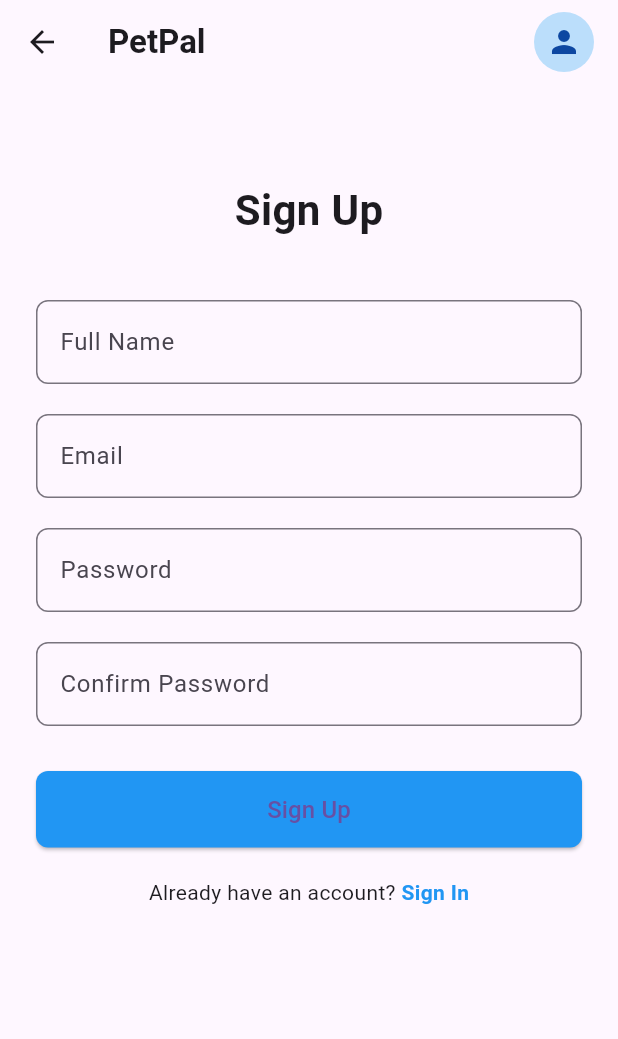
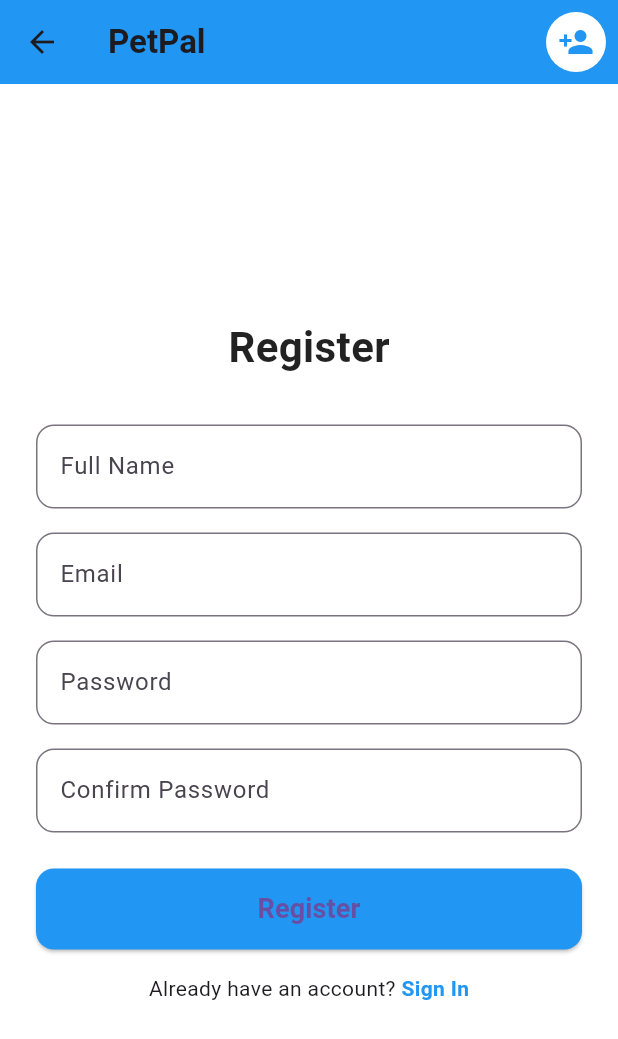
Before and after one commit to kilewin021105/PET-PAL, a Flutter app: the screen it shows after launch, after a tap on "Register", on a phone screen of 412 x 824 dp. Shown: the top 1039 px of the screen. Run offline on Flutter 3.47's test engine with Material 3 defaults, Android fonts, the light colour scheme and no system bars; our stand-ins replace supabase_flutter; accounts and stored records are empty; network calls fail.

Commit message:
mao ni openon ninyo

```diff
--- a/lib/LoginForms/Signup.dart
+++ b/lib/LoginForms/Signup.dart
@@ -1,100 +1,99 @@
 import 'package:flutter/material.dart';
-import 'login.dart'; // Import login screen
-import 'package:hive/hive.dart';
-class SignUpScreen extends StatelessWidget {
-  final TextEditingController nameController = TextEditingController();
+import 'package:supabase_flutter/supabase_flutter.dart';
+
+class SignUpScreen extends StatefulWidget {
+  @override
+  _SignUpScreenState createState() => _SignUpScreenState();
+}
+
+class _SignUpScreenState extends State<SignUpScreen> {
+  final TextEditingController fullnameController = TextEditingController();
   final TextEditingController emailController = TextEditingController();
   final TextEditingController passwordController = TextEditingController();
-  final TextEditingController confirmPasswordController = TextEditingController();
+  final TextEditingController confirmController = TextEditingController();
+  final supabase = Supabase.instance.client;
 
-  void registerUser(BuildContext context) async {
-    var userBox = await Hive.openBox('usersBox');
-    final String name = nameController.text.trim();
-    final String email = emailController.text.trim();
-    final String password = passwordController.text.trim();
-    final String confirmPassword = confirmPasswordController.text.trim();
+  bool isLoading = false;
 
-    if (name.isEmpty || email.isEmpty || password.isEmpty || confirmPassword.isEmpty) {
+  Future<void> signUp() async {
+    if (passwordController.text.trim() != confirmController.text.trim()) {
       ScaffoldMessenger.of(context).showSnackBar(
-        SnackBar(content: Text("Please fill in all fields")),
-      );
-      return;
-  }
-  if(userBox.containsKey(email)) {
-      ScaffoldMessenger.of(context).showSnackBar(
-        SnackBar(content: Text("Email already registered")),
-      );
-      return;
-    }
-    if (password != confirmPassword) {
-      ScaffoldMessenger.of(context).showSnackBar(
-        SnackBar(content: Text("Passwords do not match")),
+        SnackBar(content: Text("❌ Passwords do not match")),
       );
       return;
     }
 
-     userBox = await Hive.openBox('usersBox');
-    await userBox.put(email, {'name': name, 'password': password});
+    setState(() => isLoading = true);
 
-    print("User registered successfully");
+    try {
+      final response = await supabase.auth.signUp(
+        email: emailController.text.trim(),
+        password: passwordController.text.trim(),
+      );
 
-    // Navigate to login screen
-    Navigator.pushReplacement(
-      context,
-      MaterialPageRoute(builder: (context) => SignInScreen()),
+      if (response.user != null) {
+        ScaffoldMessenger.of(context).showSnackBar(
+          SnackBar(content: Text("✅ Account created successfully")),
         );
+        Navigator.pop(context); // go back to Sign In
       }
+    } on AuthException catch (e) {
+      ScaffoldMessenger.of(context).showSnackBar(
+        SnackBar(content: Text("❌ ${e.message}")),
+      );
+    } finally {
+      setState(() => isLoading = false);
+    }
+  }
+
   @override
   Widget build(BuildContext context) {
     return Scaffold(
+      backgroundColor: Colors.white,
       appBar: AppBar(
         title: Text("PetPal", style: TextStyle(fontWeight: FontWeight.bold)),
+        backgroundColor: Colors.blue,
         actions: [
           Padding(
-            padding: const EdgeInsets.only(right: 16.0),
+            padding: const EdgeInsets.all(8.0),
             child: CircleAvatar(
-              backgroundColor: Colors.blue[100],
-              child: Icon(Icons.person, color: Colors.blue[900]),
+              backgroundColor: Colors.white,
+              child: Icon(Icons.person_add, color: Colors.blue),
             ),
-          ),
+          )
         ],
       ),
       body: Padding(
         padding: const EdgeInsets.all(24.0),
-        child: SingleChildScrollView(
         child: Column(
-            crossAxisAlignment: CrossAxisAlignment.center,
+          mainAxisAlignment: MainAxisAlignment.center,
           children: [
-              SizedBox(height: 40),
-              Text(
-                "Sign Up",
-                style: TextStyle(fontSize: 28, fontWeight: FontWeight.bold),
-              ),
-              SizedBox(height: 40),
-
-              // Full Name
+            Text("Register",
+                style: TextStyle(
+                    fontSize: 28,
+                    fontWeight: FontWeight.bold,
+                    color: Colors.black87)),
+            SizedBox(height: 32),
+            //fullname
             TextField(
-                controller: nameController,
+              controller: fullnameController,
               decoration: InputDecoration(
                 labelText: "Full Name",
                 border: OutlineInputBorder(
-                    borderRadius: BorderRadius.circular(8),
+                    borderRadius: BorderRadius.circular(12)),
               ),
             ),
-              ),
-              SizedBox(height: 20),
-
+            SizedBox(height: 16),
             // Email
             TextField(
               controller: emailController,
               decoration: InputDecoration(
                 labelText: "Email",
                 border: OutlineInputBorder(
-                    borderRadius: BorderRadius.circular(8),
+                    borderRadius: BorderRadius.circular(12)),
               ),
             ),
-              ),
-              SizedBox(height: 20),
+            SizedBox(height: 16),
 
             // Password
             TextField(
@@ -103,69 +102,62 @@ class SignUpScreen extends StatelessWidget {
               decoration: InputDecoration(
                 labelText: "Password",
                 border: OutlineInputBorder(
-                    borderRadius: BorderRadius.circular(8),
+                    borderRadius: BorderRadius.circular(12)),
               ),
             ),
-              ),
-              SizedBox(height: 20),
+            SizedBox(height: 16),
 
             // Confirm Password
             TextField(
-                controller: confirmPasswordController,
+              controller: confirmController,
               obscureText: true,
               decoration: InputDecoration(
                 labelText: "Confirm Password",
                 border: OutlineInputBorder(
-                    borderRadius: BorderRadius.circular(8),
+                    borderRadius: BorderRadius.circular(12)),
               ),
             ),
-              ),
-              SizedBox(height: 30),
+            SizedBox(height: 24),
 
             // Sign Up Button
             SizedBox(
               width: double.infinity,
               child: ElevatedButton(
-                  onPressed: () => registerUser(context),
-                  child: Text("Sign Up", style: TextStyle(fontSize: 16)),
+                onPressed: isLoading ? null : signUp,
                 style: ElevatedButton.styleFrom(
+                  backgroundColor: Colors.blue,
                   padding: EdgeInsets.symmetric(vertical: 14),
                   shape: RoundedRectangleBorder(
-                      borderRadius: BorderRadius.circular(8),
+                      borderRadius: BorderRadius.circular(12)),
                 ),
-                    backgroundColor: Colors.blue,
+                child: isLoading
+                    ? CircularProgressIndicator(color: Colors.white)
+                    : Text("Register",
+                        style: TextStyle(
+                            fontSize: 18, fontWeight: FontWeight.bold)),
               ),
             ),
-              ),
-              SizedBox(height: 20),
 
-              // Sign In Link
+            SizedBox(height: 16),
+
+            // Back to Sign In
             Row(
               mainAxisAlignment: MainAxisAlignment.center,
               children: [
                 Text("Already have an account? "),
                 GestureDetector(
                   onTap: () {
-                      Navigator.pushReplacement(
-                        context,
-                        MaterialPageRoute(builder: (context) => SignInScreen()),
-                      );
+                    Navigator.pop(context);
                   },
-                    child: Text(
-                      "Sign In",
+                  child: Text("Sign In",
                       style: TextStyle(
-                          color: Colors.blue, fontWeight: FontWeight.bold),
-                    ),
+                          color: Colors.blue, fontWeight: FontWeight.bold)),
                 ),
               ],
-              ),
+            )
           ],
         ),
       ),
-      ),
-
-      // Bottom Navigation
-
     );
   }
 }
--- a/lib/LoginForms/login.dart
+++ b/lib/LoginForms/login.dart
@@ -1,79 +1,77 @@
 import 'package:flutter/material.dart';
-import 'package:flutter_application_1/LoginForms/Signup.dart';
-import 'package:hive/hive.dart';
-import 'package:flutter_application_1/main.dart';
+import 'package:flutter_application_1/LoginForms/signup.dart';
+import 'package:flutter_application_1/main.dart'; // <-- Make sure MainScreen is here
+import 'package:supabase_flutter/supabase_flutter.dart';
 
-void main() {
-  runApp(PetPalApp());
-
+class SignInScreen extends StatefulWidget {
+  @override
+  _SignInScreenState createState() => _SignInScreenState();
 }
 
-class PetPalApp extends StatelessWidget {
+class _SignInScreenState extends State<SignInScreen> {
+  final TextEditingController emailController = TextEditingController();
+  final TextEditingController passwordController = TextEditingController();
+  final supabase = Supabase.instance.client;
 
+  bool isLoading = false;
 
+  Future<void> signIn(String email, String password) async {
+    setState(() => isLoading = true);
 
+    try {
+      final response = await supabase.auth.signInWithPassword(
+        email: emailController.text.trim(),
+        password: passwordController.text.trim(),
+      );
+
+      if (response.session != null) {
+        ScaffoldMessenger.of(context).showSnackBar(
+          SnackBar(content: Text("✅ Signed in successfully")),
+        );
+
+        // 🔹 Navigate to MainScreen after login
+        Navigator.pushReplacement(
+          context,
+          MaterialPageRoute(builder: (context) => MainScreen()),
+        );
+      }
+    } on AuthException catch (e) {
+      ScaffoldMessenger.of(context).showSnackBar(
+        SnackBar(content: Text("❌ ${e.message}")),
+      );
+    } finally {
+      setState(() => isLoading = false);
+    }
+  }
 
   @override
   Widget build(BuildContext context) {
-    return MaterialApp(
-      title: 'PetPal',
-      theme: ThemeData(primarySwatch: Colors.blue),
-      home: SignInScreen(),
-      debugShowCheckedModeBanner: false,
-    );
-  }
-}
-
-class SignInScreen extends StatelessWidget {
-  final TextEditingController emailController = TextEditingController();
-  final TextEditingController passwordController = TextEditingController();
-
-  SignInScreen({super.key});
-void loginUser(BuildContext context) async {
-    var userBox = await Hive.openBox('usersBox');
-
-    String email = emailController.text;
-    String password = passwordController.text;
-
-   if(userBox.containsKey(email)) {
-      var userData = userBox.get(email);
-      if(userData['password'] == password) {
-        print("Login successful");
-        // Navigate to main app screen
-        Navigator.pushReplacement(context, MaterialPageRoute(builder: (context) => MainScreen()));
-      } else {
-        print("Incorrect password");
-      }
-    } else {
-      print("User not found");
-    }
-  }
-  @override
-  Widget build(BuildContext context) {
     return Scaffold(
+      backgroundColor: Colors.white,
       appBar: AppBar(
         title: Text("PetPal", style: TextStyle(fontWeight: FontWeight.bold)),
+        backgroundColor: Colors.blue,
         actions: [
           Padding(
-            padding: const EdgeInsets.only(right: 16.0),
+            padding: const EdgeInsets.all(8.0),
             child: CircleAvatar(
-              backgroundColor: Colors.blue[100],
-              child: Icon(Icons.person, color: Colors.blue[900]),
+              backgroundColor: Colors.white,
+              child: Icon(Icons.person, color: Colors.blue),
             ),
-          ),
+          )
         ],
       ),
       body: Padding(
         padding: const EdgeInsets.all(24.0),
         child: Column(
-          crossAxisAlignment: CrossAxisAlignment.center,
+          mainAxisAlignment: MainAxisAlignment.center,
           children: [
-            SizedBox(height: 40),
-            Text(
-              "Sign In",
-              style: TextStyle(fontSize: 28, fontWeight: FontWeight.bold),
-            ),
-            SizedBox(height: 40),
+            Text("Sign In",
+                style: TextStyle(
+                    fontSize: 28,
+                    fontWeight: FontWeight.bold,
+                    color: Colors.black87)),
+            SizedBox(height: 32),
 
             // Email
             TextField(
@@ -81,11 +79,10 @@ void loginUser(BuildContext context) async {
               decoration: InputDecoration(
                 labelText: "Email",
                 border: OutlineInputBorder(
-                  borderRadius: BorderRadius.circular(8),
-                ),
+                    borderRadius: BorderRadius.circular(12)),
               ),
             ),
-            SizedBox(height: 20),
+            SizedBox(height: 16),
 
             // Password
             TextField(
@@ -94,28 +91,36 @@ void loginUser(BuildContext context) async {
               decoration: InputDecoration(
                 labelText: "Password",
                 border: OutlineInputBorder(
-                  borderRadius: BorderRadius.circular(8),
-                ),
+                    borderRadius: BorderRadius.circular(12)),
               ),
             ),
-            SizedBox(height: 30),
+            SizedBox(height: 24),
 
             // Sign In Button
             SizedBox(
               width: double.infinity,
               child: ElevatedButton(
-                onPressed: () => loginUser(context),
+                onPressed: isLoading
+                    ? null
+                    : () => signIn(
+                          emailController.text,
+                          passwordController.text,
+                        ),
                 style: ElevatedButton.styleFrom(
+                  backgroundColor: Colors.blue,
                   padding: EdgeInsets.symmetric(vertical: 14),
                   shape: RoundedRectangleBorder(
-                    borderRadius: BorderRadius.circular(8),
-                  ),
-                  backgroundColor: Colors.blue,
+                      borderRadius: BorderRadius.circular(12)),
                 ),
-                child: Text("Sign In", style: TextStyle(fontSize: 16)),
+                child: isLoading
+                    ? CircularProgressIndicator(color: Colors.white)
+                    : Text("Sign In",
+                        style: TextStyle(
+                            fontSize: 18, fontWeight: FontWeight.bold)),
               ),
             ),
-            SizedBox(height: 20),
+
+            SizedBox(height: 16),
 
             // Register Link
             Row(
@@ -123,26 +128,23 @@ void loginUser(BuildContext context) async {
               children: [
                 Text("Don’t have an account? "),
                 GestureDetector(
-                  onTap: (
-                  ) {
-                    Navigator.push(context, MaterialPageRoute(builder:(context) => SignUpScreen())  );
-
-                    // Navigate to Register
+                  onTap: () {
+                    Navigator.push(
+                      context,
+                      MaterialPageRoute(
+                        builder: (context) => SignUpScreen(),
+                      ),
+                    );
                   },
-                  child: Text(
-                    "Register",
-                    style: TextStyle(
-                        color: Colors.blue, fontWeight: FontWeight.bold),
-                  ),
+                  child: Text("Register",
+                      style: TextStyle(
+                          color: Colors.blue, fontWeight: FontWeight.bold)),
                 ),
               ],
-            ),
+            )
           ],
         ),
       ),
-
-      // Bottom Navigation
-
     );
   }
 }
--- a/lib/Petpal.dart
+++ b/lib/Petpal.dart
@@ -97,7 +97,7 @@ class PetsPage extends StatefulWidget {
 }
 
 class _PetsPageState extends State<PetsPage> {
-  List<Map<String, String>> _pets = [];
+  final List<Map<String, String>> _pets = [];
 
   void _addPet() {
     String name = '';
--- a/lib/main.dart
+++ b/lib/main.dart
@@ -1,12 +1,15 @@
 import 'package:flutter/material.dart';
 import 'package:flutter_application_1/LoginForms/login.dart';
-import 'package:hive_flutter/hive_flutter.dart';
+import 'package:supabase_flutter/supabase_flutter.dart';
+
 
 void main() async {
    WidgetsFlutterBinding.ensureInitialized();
-   await Hive.initFlutter();
-   await Hive.openBox('userBox');
-  runApp(const PetPalApp());
+    await Supabase.initialize(
+      url: 'https://xfmusoxrdhuzmaxffwyq.supabase.co',
+      anonKey:'eyJhbGciOiJIUzI1NiIsInR5cCI6IkpXVCJ9.eyJpc3MiOiJzdXBhYmFzZSIsInJlZiI6InhmbXVzb3hyZGh1em1heGZmd3lxIiwicm9sZSI6ImFub24iLCJpYXQiOjE3NTcwNzYyNzcsImV4cCI6MjA3MjY1MjI3N30.-VQ7z2fDpHnzBTgO1b9AhxzLwNRyO6fmzmoiM59a1Dk',
+    );
+  runApp( PetPalApp());
 
 }
 
@@ -71,8 +74,10 @@ class _MainScreenState extends State<MainScreen> {
 class DashboardPage extends StatelessWidget {
   const DashboardPage({super.key});
 
+
   @override
   Widget build(BuildContext context) {
+
     return Scaffold(
       appBar: AppBar(
         title: const Text('Dashboard'),
@@ -109,17 +114,18 @@ class DashboardPage extends StatelessWidget {
                 ),
                 const SizedBox(width: 16),
                 Column(
+
                   crossAxisAlignment: CrossAxisAlignment.start,
-                  children: const [
+                  children: [
                     Text(
-                      'Hello, John!',
-                      style: TextStyle(
+                      'Hello, John Doe',
+                      style: const TextStyle(
                         fontWeight: FontWeight.bold,
                         fontSize: 20,
                       ),
                     ),
-                    SizedBox(height: 4),
-                    Text(
+                    const SizedBox(height: 4),
+                    const Text(
                       'Welcome back to PetPal',
                       style: TextStyle(
                         color: Colors.grey,
@@ -369,7 +375,7 @@ class PetsPage extends StatefulWidget {
 }
 
 class _PetsPageState extends State<PetsPage> {
-  List<Map<String, String>> _pets = [];
+  final List<Map<String, String>> _pets = [];
 
   void _addPet() {
     String name = '';
```
Also changed, not shown: pubspec.yaml (+3 -4 lines), pubspec.lock, 11 other files. Lines whose indentation alone changed are shown as unchanged.
